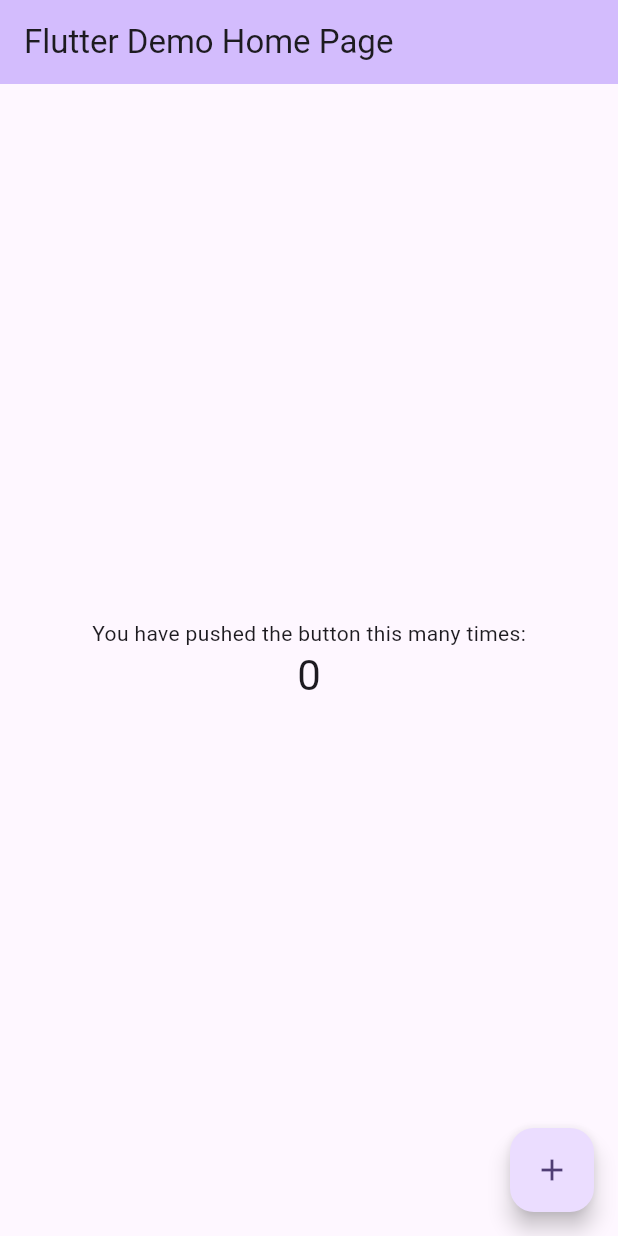
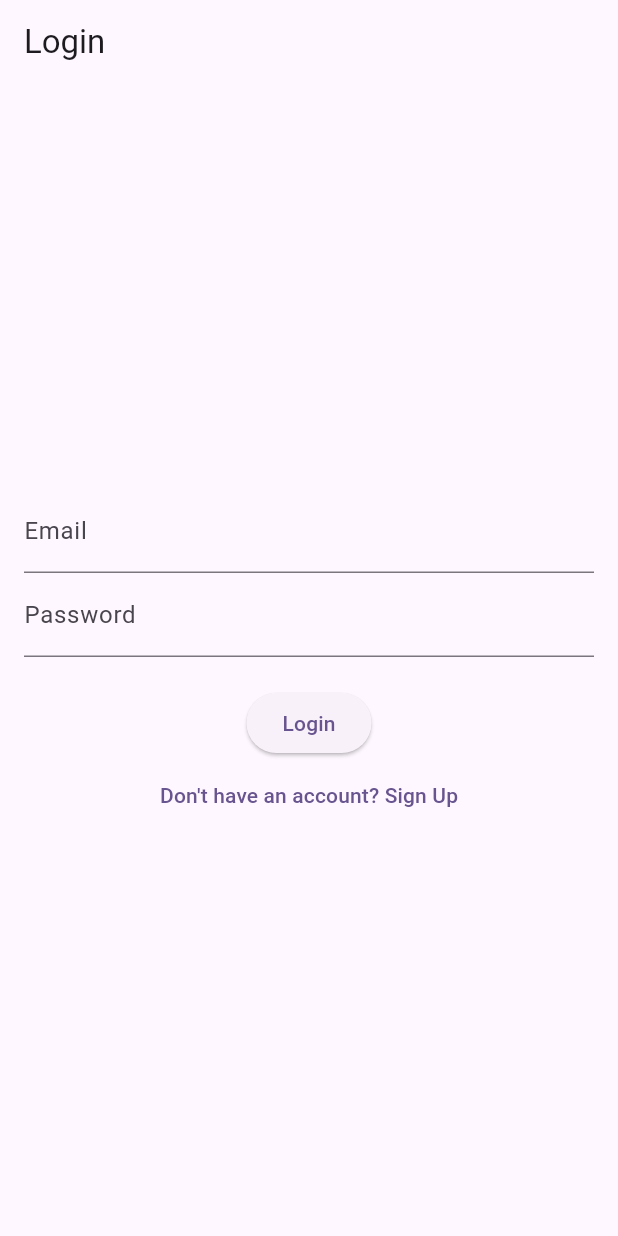
Before and after one commit to HarrisonPW/ThriftU, a Flutter app: the screen it shows after launch, on a phone screen of 412 x 824 dp. Run offline on Flutter 3.47's test engine with Material 3 defaults, Android fonts, the phone set to English and light mode, and no system bars.

Commit message:
Added basic structure for login and signup

```diff
--- /dev/null
+++ b/ThriftU/lib/login_page.dart
@@ -0,0 +1,70 @@
+import 'package:flutter/material.dart';
+import 'package:http/http.dart' as http;
+import 'dart:convert';
+
+class LoginPage extends StatefulWidget {
+  const LoginPage({super.key});
+
+  @override
+  _LoginPageState createState() => _LoginPageState();
+}
+
+class _LoginPageState extends State<LoginPage> {
+  final TextEditingController _emailController = TextEditingController();
+  final TextEditingController _passwordController = TextEditingController();
+
+  Future<void> loginUser() async {
+    final url = Uri.parse('http://34.69.245.90/login'); // Flask backend URL
+    final response = await http.post(
+      url,
+      headers: {'Content-Type': 'application/json'},
+      body: jsonEncode({
+        'email': _emailController.text,
+        'password': _passwordController.text,
+      }),
+    );
+
+    if (response.statusCode == 200) {
+      Navigator.pushReplacementNamed(context, '/home'); // Navigate to home page
+    } else {
+      ScaffoldMessenger.of(context).showSnackBar(
+        SnackBar(content: Text('Login failed. Try again.')),
+      );
+    }
+  }
+
+  @override
+  Widget build(BuildContext context) {
+    return Scaffold(
+      appBar: AppBar(title: const Text('Login')),
+      body: Padding(
+        padding: const EdgeInsets.all(16.0),
+        child: Column(
+          mainAxisAlignment: MainAxisAlignment.center,
+          children: [
+            TextField(
+              controller: _emailController,
+              decoration: const InputDecoration(labelText: 'Email'),
+            ),
+            TextField(
+              controller: _passwordController,
+              decoration: const InputDecoration(labelText: 'Password'),
+              obscureText: true,
+            ),
+            const SizedBox(height: 20),
+            ElevatedButton(
+              onPressed: loginUser,
+              child: const Text('Login'),
+            ),
+            TextButton(
+              onPressed: () {
+                Navigator.pushNamed(context, '/signup');
+              },
+              child: const Text('Don\'t have an account? Sign Up'),
+            ),
+          ],
+        ),
+      ),
+    );
+  }
+}
--- a/ThriftU/lib/main.dart
+++ b/ThriftU/lib/main.dart
@@ -1,4 +1,6 @@
 import 'package:flutter/material.dart';
+import 'login_page.dart';
+import 'signup_page.dart';
 
 void main() {
   runApp(const MyApp());
@@ -31,7 +33,11 @@ class MyApp extends StatelessWidget {
         colorScheme: ColorScheme.fromSeed(seedColor: Colors.deepPurple),
         useMaterial3: true,
       ),
-      home: const MyHomePage(title: 'Flutter Demo Home Page'),
+      initialRoute: '/login',
+      routes: {
+        '/login': (context) => const LoginPage(),
+        '/signup': (context) => const SignupPage(),
+      },
     );
   }
 }
--- a/ThriftU/pubspec.yaml
+++ b/ThriftU/pubspec.yaml
@@ -28,6 +28,7 @@ environment:
 # the latest version available on pub.dev. To see which dependencies have newer
 # versions available, run `flutter pub outdated`.
 dependencies:
+  http: ^1.0.0
   flutter:
     sdk: flutter
 
```
Also changed, not shown: ThriftU/lib/signup_page.dart (added, +67 -0 lines), ThriftU/pubspec.lock.
